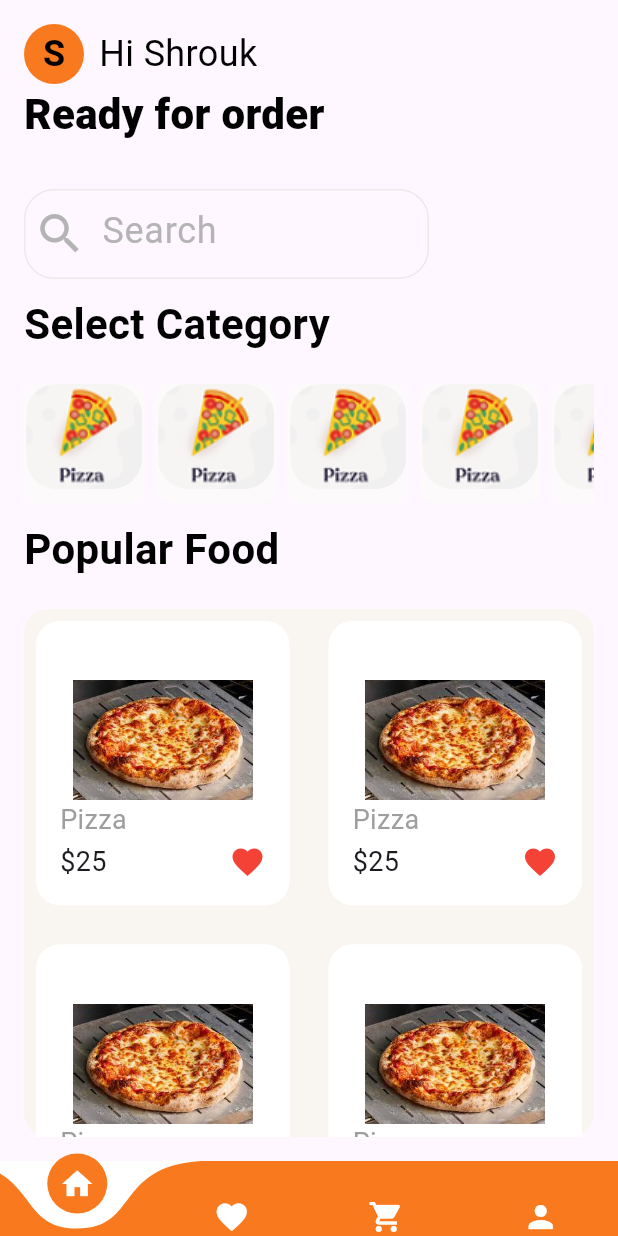
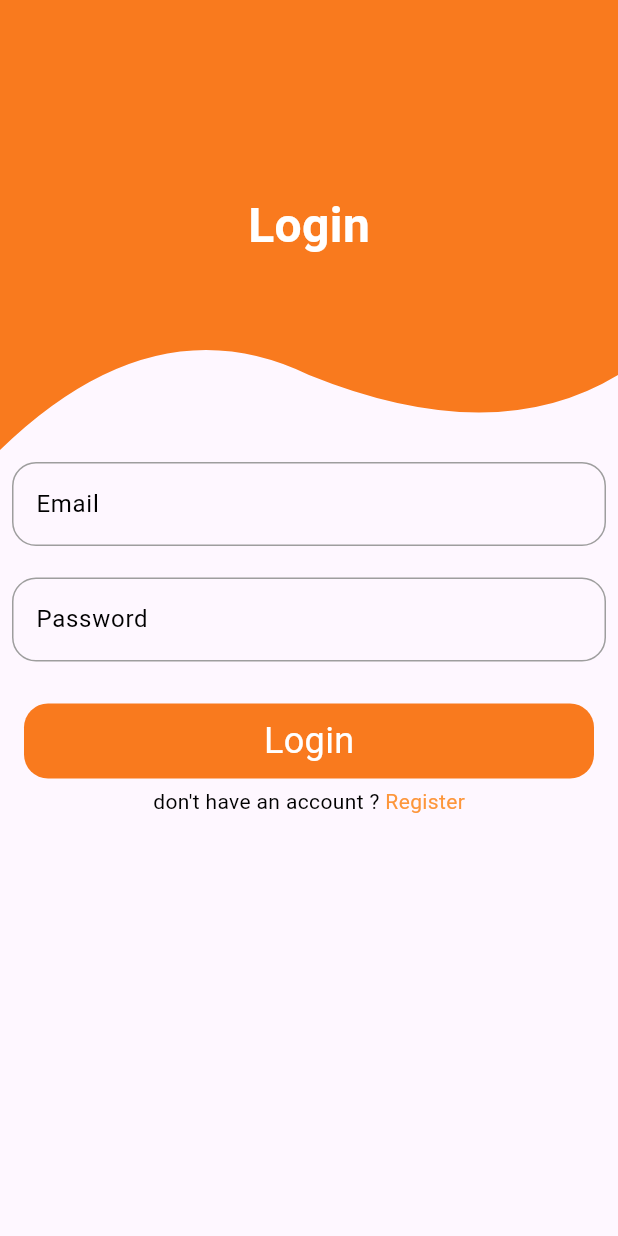
Before and after one commit to 24shrouk/Restaurant_Food_Deliviry_app, a Flutter app: the screen it shows after launch, after a tap on the "arrow forward" icon, on a phone screen of 412 x 824 dp. Run offline on Flutter 3.47's test engine with Material 3 defaults, Android fonts, the phone set to English and light mode, and no system bars; drawn by our look-alikes of curved_navigation_bar.

```diff
--- a/lib/views/cart_page.dart
+++ b/lib/views/cart_page.dart
@@ -1,4 +1,5 @@
 import 'package:flutter/material.dart';
+import 'package:restaurant_app/widgets/custom_bottom_bar.dart';
 
 class CartPage extends StatelessWidget {
   const CartPage({super.key});
--- a/lib/views/favorite_page.dart
+++ b/lib/views/favorite_page.dart
@@ -1,4 +1,5 @@
 import 'package:flutter/material.dart';
+import 'package:restaurant_app/widgets/custom_bottom_bar.dart';
 
 class FavoritePage extends StatelessWidget {
   const FavoritePage({super.key});
--- a/lib/views/home_page.dart
+++ b/lib/views/home_page.dart
@@ -1,9 +1,6 @@
-import 'package:curved_navigation_bar/curved_navigation_bar.dart';
 import 'package:flutter/material.dart';
 import 'package:restaurant_app/constants.dart';
-import 'package:restaurant_app/views/cart_page.dart';
-import 'package:restaurant_app/views/favorite_page.dart';
-import 'package:restaurant_app/views/profile_page.dart';
+import 'package:restaurant_app/widgets/custom_bottom_bar.dart';
 import 'package:restaurant_app/widgets/custom_category_card.dart';
 import 'package:restaurant_app/widgets/custom_menu_card.dart';
 import 'package:restaurant_app/widgets/custom_text_field.dart';
@@ -14,51 +11,15 @@ class HomePage extends StatelessWidget {
   @override
   Widget build(BuildContext context) {
     return Scaffold(
-      bottomNavigationBar: CurvedNavigationBar(
-        height: 50,
-        items: const [
-          Icon(
-            Icons.home,
-            color: Colors.white,
-          ),
-          Icon(
-            Icons.favorite,
-            color: Colors.white,
-          ),
-          Icon(
-            Icons.shopping_cart,
-            color: Colors.white,
-          ),
-          Icon(
-            Icons.person,
-            color: Colors.white,
-          )
-        ],
-        color: kPrimaryColor,
-        backgroundColor: Colors.white,
-        animationDuration: Duration(milliseconds: 300),
-        onTap: (index) {
-          if (index == 0) {
-            Navigator.push(context, MaterialPageRoute(builder: (context) {
-              return const HomePage();
-            }));
-          } else if (index == 1) {
-            Navigator.push(context, MaterialPageRoute(builder: (context) {
-              return const FavoritePage();
-            }));
-          } else if (index == 2) {
-            Navigator.push(context, MaterialPageRoute(builder: (context) {
-              return const CartPage();
-            }));
-          } else {
-            Navigator.push(context, MaterialPageRoute(builder: (context) {
-              return ProfilePage();
-            }));
-          }
-        },
+      appBar: AppBar(
+        toolbarHeight: 30,
+        iconTheme: const IconThemeData(size: 20, color: Colors.black),
+        elevation: 0,
+        backgroundColor: Colors.transparent,
       ),
+      bottomNavigationBar: const CustomBottombar(),
       body: Padding(
-        padding: const EdgeInsets.all(16.0),
+        padding: const EdgeInsets.all(8.0),
         child: Column(
           mainAxisAlignment: MainAxisAlignment.start,
           crossAxisAlignment: CrossAxisAlignment.start,
--- /dev/null
+++ b/lib/views/login_page.dart
@@ -0,0 +1,124 @@
+import 'package:flutter/material.dart';
+import 'package:restaurant_app/constants.dart';
+import 'package:restaurant_app/views/home_page.dart';
+import 'package:restaurant_app/views/register_page.dart';
+import 'package:restaurant_app/widgets/customButton.dart';
+import 'package:restaurant_app/widgets/custom_cliper.dart';
+import 'package:restaurant_app/widgets/customtextformfeild.dart';
+
+class LoginPage extends StatefulWidget {
+  // const LoginPage({super.key}) ;
+  const LoginPage({Key? key}) : super(key: key);
+
+  @override
+  State<LoginPage> createState() => _LoginPageState();
+}
+
+class _LoginPageState extends State<LoginPage>
+    with SingleTickerProviderStateMixin {
+  late AnimationController _animationController;
+  late Animation<double> _animation;
+  @override
+  void initState() {
+    super.initState();
+    _animationController = AnimationController(
+      vsync: this,
+      duration: const Duration(milliseconds: 700),
+    );
+    _animation = CurvedAnimation(
+      parent: _animationController,
+      curve: Curves.easeInOut,
+    );
+    _animationController.forward();
+  }
+
+  @override
+  void dispose() {
+    _animationController.dispose();
+    super.dispose();
+  }
+
+  @override
+  Widget build(BuildContext context) {
+    return Scaffold(
+        body: AnimatedBuilder(
+      animation: _animation,
+      builder: (context, child) {
+        return Opacity(
+          opacity: _animation.value,
+          child: Transform.translate(
+            offset: Offset(0.0, 50 * (1 - _animation.value)),
+            child: child,
+          ),
+        );
+      },
+      child: SingleChildScrollView(
+        child: Column(
+          children: [
+            ClipPath(
+              clipper: Containercliper(),
+              child: Container(
+                height: 300,
+                color: kPrimaryColor,
+                child: const Center(
+                  child: Text(
+                    'Login',
+                    style: TextStyle(
+                        fontSize: 32,
+                        fontWeight: FontWeight.bold,
+                        color: Colors.white),
+                  ),
+                ),
+              ),
+            ),
+            CustomTextFormFiled(
+              hint: 'Email',
+            ),
+            const SizedBox(
+              height: 5,
+            ),
+            CustomTextFormFiled(hint: 'Password'),
+            const SizedBox(
+              height: 20,
+            ),
+            CustomButton(
+              text: 'Login',
+              onTap: () {
+                Navigator.push(context,
+                    MaterialPageRoute(builder: (context) => const HomePage()));
+              },
+            ),
+            const SizedBox(
+              height: 5,
+            ),
+            Row(
+              mainAxisAlignment: MainAxisAlignment.center,
+              children: [
+                const Text(
+                  'don\'t have an account ?',
+                  style: TextStyle(
+                    color: Colors.black,
+                  ),
+                ),
+                GestureDetector(
+                  onTap: () {
+                    Navigator.push(
+                        context,
+                        MaterialPageRoute(
+                            builder: (context) => const RegisterPage()));
+                  },
+                  child: const Text(
+                    ' Register',
+                    style: TextStyle(
+                      color: Color.fromARGB(255, 253, 150, 59),
+                    ),
+                  ),
+                ),
+              ],
+            )
+          ],
+        ),
+      ),
+    ));
+  }
+}
--- /dev/null
+++ b/lib/widgets/customButton.dart
@@ -0,0 +1,34 @@
+import 'package:flutter/material.dart';
+import 'package:restaurant_app/constants.dart';
+
+class CustomButton extends StatelessWidget {
+  CustomButton({super.key, required this.text, this.onTap});
+
+  VoidCallback? onTap;
+
+  final String text;
+
+  @override
+  Widget build(BuildContext context) {
+    return Padding(
+      padding: const EdgeInsets.symmetric(horizontal: 16.0),
+      child: GestureDetector(
+        onTap: onTap,
+        child: Container(
+          height: 50,
+          width: double.infinity,
+          decoration: BoxDecoration(
+            borderRadius: BorderRadius.circular(16),
+            color: kPrimaryColor,
+          ),
+          child: Center(
+            child: Text(
+              text,
+              style: const TextStyle(color: Colors.white, fontSize: 24),
+            ),
+          ),
+        ),
+      ),
+    );
+  }
+}
--- a/lib/widgets/custom_button_onboarding.dart
+++ b/lib/widgets/custom_button_onboarding.dart
@@ -1,6 +1,7 @@
 import 'package:flutter/material.dart';
 import 'package:restaurant_app/constants.dart';
 import 'package:restaurant_app/views/home_page.dart';
+import 'package:restaurant_app/views/login_page.dart';
 
 class CustomButtonOnboarding extends StatelessWidget {
   const CustomButtonOnboarding({super.key});
@@ -9,8 +10,8 @@ class CustomButtonOnboarding extends StatelessWidget {
   Widget build(BuildContext context) {
     return GestureDetector(
       onTap: () {
-        Navigator.push(
-            context, MaterialPageRoute(builder: (context) => const HomePage()));
+        Navigator.push(context,
+            MaterialPageRoute(builder: (context) => const LoginPage()));
       },
       child: Container(
         height: 60,
--- /dev/null
+++ b/lib/widgets/custom_cliper.dart
@@ -0,0 +1,24 @@
+import 'package:flutter/material.dart';
+
+class Containercliper extends CustomClipper<Path> {
+  var path = Path();
+  @override
+  Path getClip(Size size) {
+    path.lineTo(0, size.height);
+
+    path.quadraticBezierTo(size.width * 0.25, size.height - 100,
+        size.width * 0.5, size.height - 50);
+    path.quadraticBezierTo(
+        size.width * 0.8, size.height, size.width, size.height - 50);
+
+    path.lineTo(size.width, 0);
+
+    return path;
+  }
+
+  @override
+  bool shouldReclip(covariant CustomClipper<Path> oldClipper) {
+    // throw UnimplementedError();
+    return true;
+  }
+}
--- /dev/null
+++ b/lib/widgets/customtextformfeild.dart
@@ -0,0 +1,48 @@
+import 'package:flutter/material.dart';
+import 'package:restaurant_app/constants.dart';
+
+class CustomTextFormFiled extends StatelessWidget {
+  CustomTextFormFiled(
+      {super.key, this.hint, this.onChange, this.obscurText = false});
+
+  final String? hint;
+  bool obscurText;
+  Function(String)? onChange;
+
+  @override
+  Widget build(BuildContext context) {
+    return Padding(
+      padding: const EdgeInsets.all(8.0),
+      child: TextFormField(
+        obscureText: obscurText,
+        validator: (value) {
+          if (value!.isEmpty) {
+            return 'Field is required';
+          }
+        },
+        onChanged: onChange,
+        decoration: InputDecoration(
+            enabledBorder: OutlineInputBorder(
+              borderRadius: BorderRadius.circular(16),
+              borderSide: const BorderSide(
+                color: Colors.grey,
+              ),
+            ),
+            focusedBorder: OutlineInputBorder(
+              borderRadius: BorderRadius.circular(16),
+              borderSide: const BorderSide(
+                color: kPrimaryColor,
+              ),
+            ),
+            hintText: hint,
+            hintStyle: const TextStyle(color: Colors.black),
+            border: OutlineInputBorder(
+              borderRadius: BorderRadius.circular(16),
+              borderSide: const BorderSide(
+                color: kPrimaryColor,
+              ),
+            )),
+      ),
+    );
+  }
+}
```
Also changed, not shown: lib/views/order_details_screen.dart (+106 -0 lines), lib/views/register_page.dart (added, +133 -0 lines), lib/widgets/card.dart (+8 -1 lines), lib/widgets/custom_bottom_bar.dart (added, +65 -0 lines).
